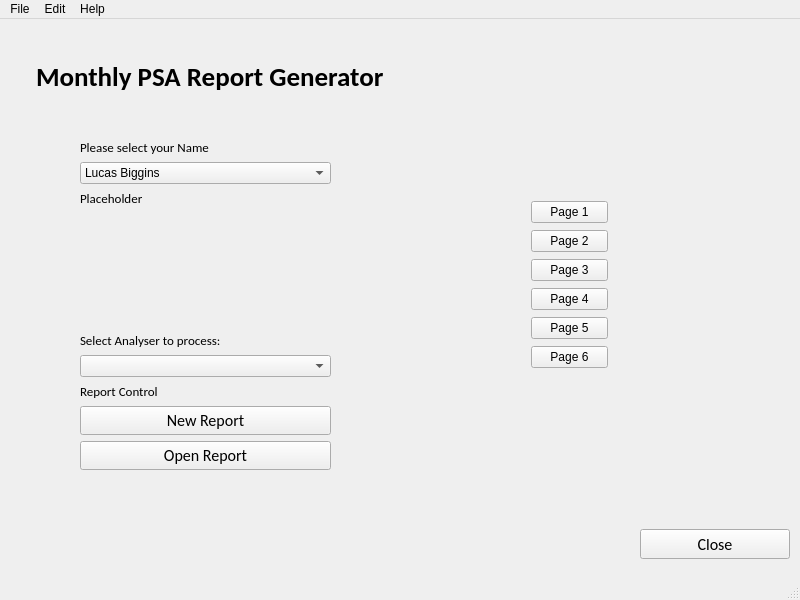
Above: PSA_Home.ui from LintonRitchie/Scantech_Monthly_PSA_Report before the change. Below: the same form after it.
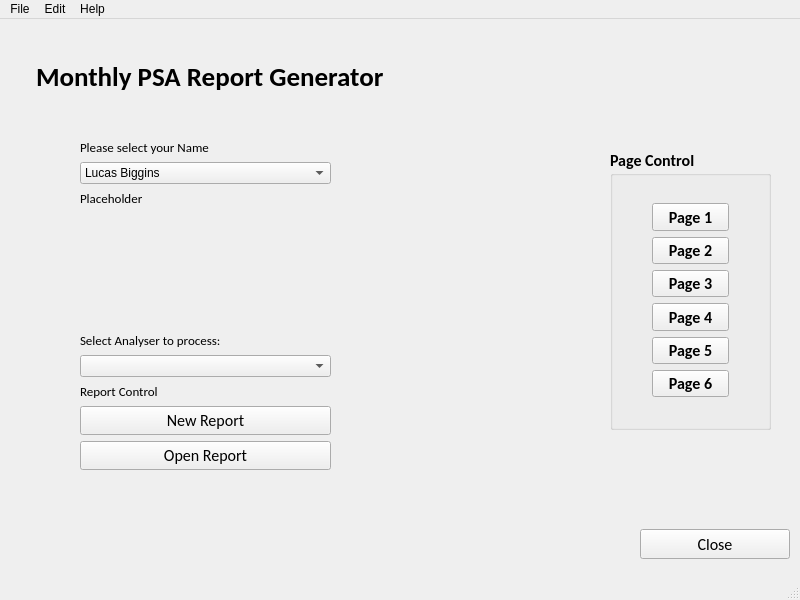
That is the form after the change. Icons and pictures are not drawn.

```diff
--- a/PSA_Home.ui
+++ b/PSA_Home.ui
@@ -82,60 +82,6 @@
    <widget class="QWidget" name="layoutWidget">
     <property name="geometry">
      <rect>
-      <x>531</x>
-      <y>181</y>
-      <width>77</width>
-      <height>170</height>
-     </rect>
-    </property>
-    <layout class="QVBoxLayout" name="verticalLayout">
-     <item>
-      <widget class="QPushButton" name="PB_pg">
-       <property name="text">
-        <string>Page 1</string>
-       </property>
-      </widget>
-     </item>
-     <item>
-      <widget class="QPushButton" name="PB_pg_2">
-       <property name="text">
-        <string>Page 2</string>
-       </property>
-      </widget>
-     </item>
-     <item>
-      <widget class="QPushButton" name="PB_pg_3">
-       <property name="text">
-        <string>Page 3</string>
-       </property>
-      </widget>
-     </item>
-     <item>
-      <widget class="QPushButton" name="PB_pg_4">
-       <property name="text">
-        <string>Page 4</string>
-       </property>
-      </widget>
-     </item>
-     <item>
-      <widget class="QPushButton" name="PB_pg_5">
-       <property name="text">
-        <string>Page 5</string>
-       </property>
-      </widget>
-     </item>
-     <item>
-      <widget class="QPushButton" name="PB_pg_6">
-       <property name="text">
-        <string>Page 6</string>
-       </property>
-      </widget>
-     </item>
-    </layout>
-   </widget>
-   <widget class="QWidget" name="">
-    <property name="geometry">
-     <rect>
       <x>80</x>
       <y>120</y>
       <width>251</width>
@@ -268,6 +214,81 @@
      </item>
     </layout>
    </widget>
+   <widget class="QGroupBox" name="groupBox">
+    <property name="geometry">
+     <rect>
+      <x>610</x>
+      <y>130</y>
+      <width>161</width>
+      <height>281</height>
+     </rect>
+    </property>
+    <property name="font">
+     <font>
+      <family>Calibri</family>
+      <pointsize>12</pointsize>
+      <weight>75</weight>
+      <bold>true</bold>
+     </font>
+    </property>
+    <property name="title">
+     <string>Page Control</string>
+    </property>
+    <widget class="QWidget" name="layoutWidget">
+     <property name="geometry">
+      <rect>
+       <x>42</x>
+       <y>54</y>
+       <width>77</width>
+       <height>194</height>
+      </rect>
+     </property>
+     <layout class="QVBoxLayout" name="verticalLayout">
+      <item>
+       <widget class="QPushButton" name="PB_pg">
+        <property name="text">
+         <string>Page 1</string>
+        </property>
+       </widget>
+      </item>
+      <item>
+       <widget class="QPushButton" name="PB_pg_2">
+        <property name="text">
+         <string>Page 2</string>
+        </property>
+       </widget>
+      </item>
+      <item>
+       <widget class="QPushButton" name="PB_pg_3">
+        <property name="text">
+         <string>Page 3</string>
+        </property>
+       </widget>
+      </item>
+      <item>
+       <widget class="QPushButton" name="PB_pg_4">
+        <property name="text">
+         <string>Page 4</string>
+        </property>
+       </widget>
+      </item>
+      <item>
+       <widget class="QPushButton" name="PB_pg_5">
+        <property name="text">
+         <string>Page 5</string>
+        </property>
+       </widget>
+      </item>
+      <item>
+       <widget class="QPushButton" name="PB_pg_6">
+        <property name="text">
+         <string>Page 6</string>
+        </property>
+       </widget>
+      </item>
+     </layout>
+    </widget>
+   </widget>
   </widget>
   <widget class="QMenuBar" name="menubar">
    <property name="geometry">
```
